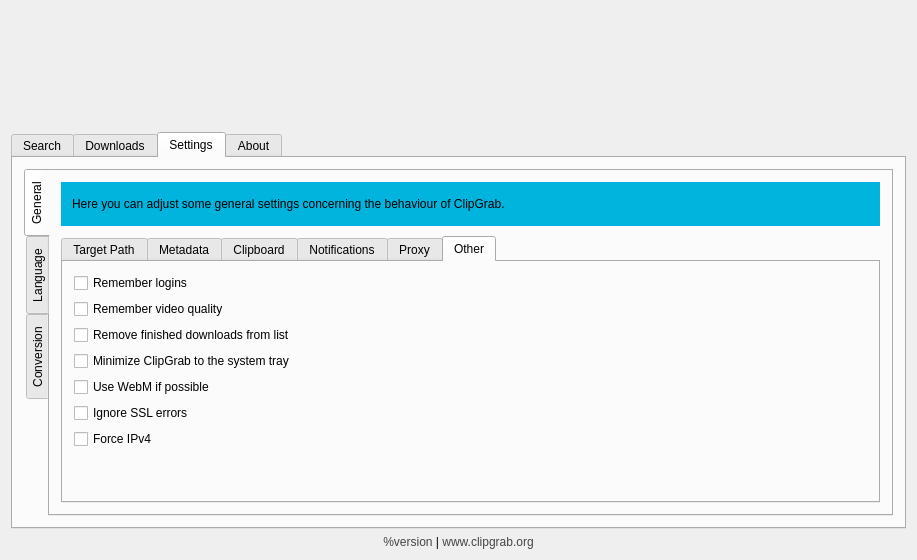
Before: the Qt Designer form src/ui/mainwindow.ui in FreedomBen/clipgrab, drawn with Qt 5.
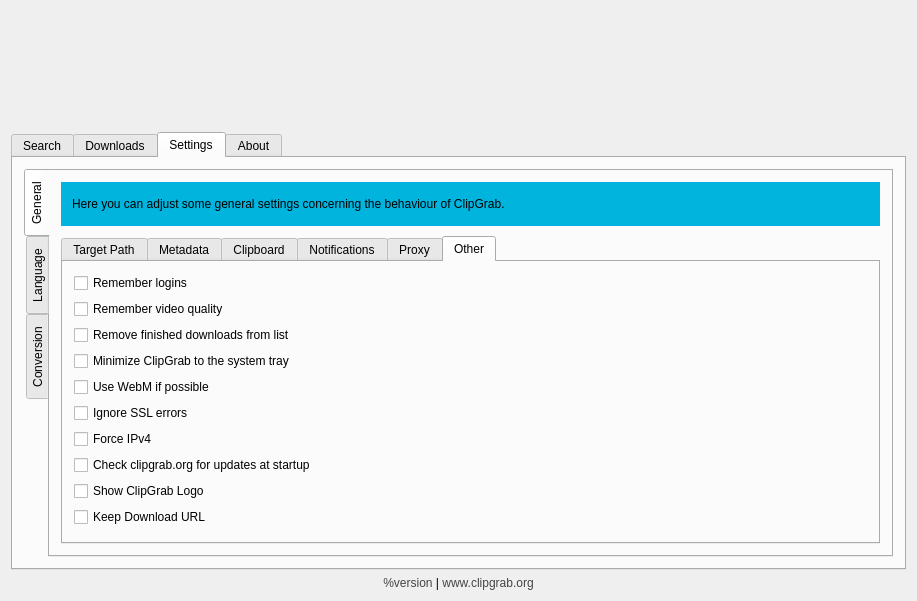
After: the same form once the commit is applied. The open tabs and pages were chosen to show the change. Icons and pictures are not drawn. Custom widgets are drawn as their Qt base class.

```diff
--- a/src/ui/mainwindow.ui
+++ b/src/ui/mainwindow.ui
@@ -768,19 +768,6 @@
                   </property>
                  </widget>
                 </item>
-                <item row="10" column="1">
-                 <spacer name="verticalSpacer">
-                  <property name="orientation">
-                   <enum>Qt::Vertical</enum>
-                  </property>
-                  <property name="sizeHint" stdset="0">
-                   <size>
-                    <width>20</width>
-                    <height>40</height>
-                   </size>
-                  </property>
-                 </spacer>
-                </item>
                 <item row="5" column="0" colspan="2">
                  <widget class="QCheckBox" name="settingsRemoveFinishedDownloads">
                   <property name="text">
@@ -823,6 +810,40 @@
                   </property>
                  </widget>
                 </item>
+                <item row="10" column="0">
+                 <widget class="QCheckBox" name="settingsUpdateCheck">
+                  <property name="text">
+                   <string>Check clipgrab.org for updates at startup</string>
+                  </property>
+                 </widget>
+                </item>
+                <item row="11" column="0">
+                 <widget class="QCheckBox" name="settingsShowLogo">
+                  <property name="text">
+                   <string>Show ClipGrab Logo</string>
+                  </property>
+                 </widget>
+                </item>
+                <item row="12" column="0">
+                 <widget class="QCheckBox" name="settingsKeepURL">
+                  <property name="text">
+                   <string>Keep Download URL</string>
+                  </property>
+                 </widget>
+                </item>
+                <item row="13" column="1">
+                 <spacer name="verticalSpacer">
+                  <property name="orientation">
+                   <enum>Qt::Vertical</enum>
+                  </property>
+                  <property name="sizeHint" stdset="0">
+                   <size>
+                    <width>20</width>
+                    <height>40</height>
+                   </size>
+                  </property>
+                 </spacer>
+                </item>
                </layout>
               </widget>
              </widget>
```
Left out of the diff: 8 changed lines with no effect on the pictures.
